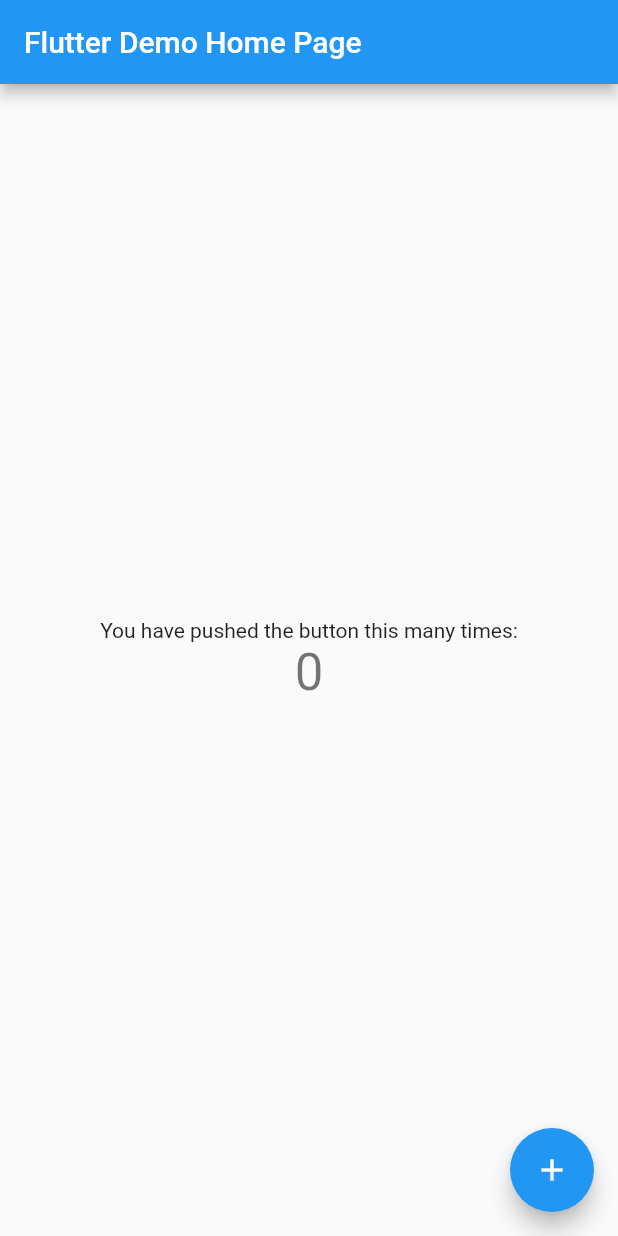
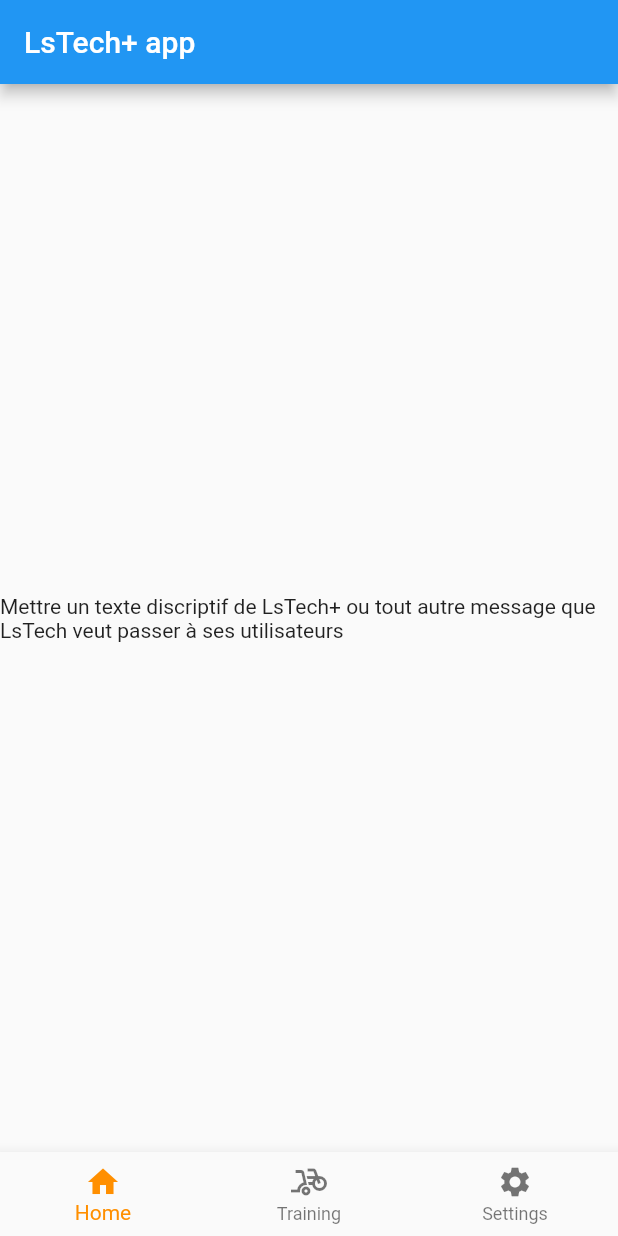
Before and after one commit to lilag-dawg/lstech_app_v2, a Flutter app: the screen it shows after launch, on a phone screen of 412 x 824 dp. Run offline on Flutter 3.47's test engine with Material 2 defaults, Android fonts, the phone set to English and light mode, and no system bars.

Commit message:
navigation template done

```diff
--- a/lstech_app/lib/main.dart
+++ b/lstech_app/lib/main.dart
@@ -1,4 +1,5 @@
 import 'package:flutter/material.dart';
+import 'package:lstech_app/screens/navigationScreen.dart';
 
 void main() {
   runApp(MyApp());
@@ -9,109 +10,8 @@ class MyApp extends StatelessWidget {
   @override
   Widget build(BuildContext context) {
     return MaterialApp(
-      title: 'Flutter Demo',
-      theme: ThemeData(
-        // This is the theme of your application.
-        //
-        // Try running your application with "flutter run". You'll see the
-        // application has a blue toolbar. Then, without quitting the app, try
-        // changing the primarySwatch below to Colors.green and then invoke
-        // "hot reload" (press "r" in the console where you ran "flutter run",
-        // or simply save your changes to "hot reload" in a Flutter IDE).
-        // Notice that the counter didn't reset back to zero; the application
-        // is not restarted.
-        primarySwatch: Colors.blue,
-        // This makes the visual density adapt to the platform that you run
-        // the app on. For desktop platforms, the controls will be smaller and
-        // closer together (more dense) than on mobile platforms.
-        visualDensity: VisualDensity.adaptivePlatformDensity,
-      ),
-      home: MyHomePage(title: 'Flutter Demo Home Page'),
+      title: 'LsTech+ App',
+      home: NavigationScreen(),
     );
   }
 }
-
-class MyHomePage extends StatefulWidget {
-  MyHomePage({Key key, this.title}) : super(key: key);
-
-  // This widget is the home page of your application. It is stateful, meaning
-  // that it has a State object (defined below) that contains fields that affect
-  // how it looks.
-
-  // This class is the configuration for the state. It holds the values (in this
-  // case the title) provided by the parent (in this case the App widget) and
-  // used by the build method of the State. Fields in a Widget subclass are
-  // always marked "final".
-
-  final String title;
-
-  @override
-  _MyHomePageState createState() => _MyHomePageState();
-}
-
-class _MyHomePageState extends State<MyHomePage> {
-  int _counter = 0;
-
-  void _incrementCounter() {
-    setState(() {
-      // This call to setState tells the Flutter framework that something has
-      // changed in this State, which causes it to rerun the build method below
-      // so that the display can reflect the updated values. If we changed
-      // _counter without calling setState(), then the build method would not be
-      // called again, and so nothing would appear to happen.
-      _counter++;
-    });
-  }
-
-  @override
-  Widget build(BuildContext context) {
-    // This method is rerun every time setState is called, for instance as done
-    // by the _incrementCounter method above.
-    //
-    // The Flutter framework has been optimized to make rerunning build methods
-    // fast, so that you can just rebuild anything that needs updating rather
-    // than having to individually change instances of widgets.
-    return Scaffold(
-      appBar: AppBar(
-        // Here we take the value from the MyHomePage object that was created by
-        // the App.build method, and use it to set our appbar title.
-        title: Text(widget.title),
-      ),
-      body: Center(
-        // Center is a layout widget. It takes a single child and positions it
-        // in the middle of the parent.
-        child: Column(
-          // Column is also a layout widget. It takes a list of children and
-          // arranges them vertically. By default, it sizes itself to fit its
-          // children horizontally, and tries to be as tall as its parent.
-          //
-          // Invoke "debug painting" (press "p" in the console, choose the
-          // "Toggle Debug Paint" action from the Flutter Inspector in Android
-          // Studio, or the "Toggle Debug Paint" command in Visual Studio Code)
-          // to see the wireframe for each widget.
-          //
-          // Column has various properties to control how it sizes itself and
-          // how it positions its children. Here we use mainAxisAlignment to
-          // center the children vertically; the main axis here is the vertical
-          // axis because Columns are vertical (the cross axis would be
-          // horizontal).
-          mainAxisAlignment: MainAxisAlignment.center,
-          children: <Widget>[
-            Text(
-              'You have pushed the button this many times:',
-            ),
-            Text(
-              '$_counter',
-              style: Theme.of(context).textTheme.headline4,
-            ),
-          ],
-        ),
-      ),
-      floatingActionButton: FloatingActionButton(
-        onPressed: _incrementCounter,
-        tooltip: 'Increment',
-        child: Icon(Icons.add),
-      ), // This trailing comma makes auto-formatting nicer for build methods.
-    );
-  }
-}
--- /dev/null
+++ b/lstech_app/lib/screens/navigationScreen.dart
@@ -0,0 +1,47 @@
+import 'package:flutter/material.dart';
+import 'package:lstech_app/widgets/homeWidget.dart';
+import 'package:lstech_app/widgets/settingWidget.dart';
+import 'package:lstech_app/widgets/trainingWidget.dart';
+
+class NavigationScreen extends StatefulWidget {
+  @override
+  _NavigationScreenState createState() => _NavigationScreenState();
+}
+
+class _NavigationScreenState extends State<NavigationScreen> {
+  int _selectedIndex = 0;
+
+  List<Widget> _widgetOptions = <Widget>[
+    HomeWidget(),
+    TrainingScreen(),
+    SettingWidget(),
+  ];
+
+  void _onItemTapped(int index) {
+    setState(() {
+      _selectedIndex = index;
+    });
+  }
+
+  @override
+  Widget build(BuildContext context) {
+    return Scaffold(
+      appBar: AppBar(
+        title: Text("LsTech+ app"),
+      ),
+      body: _widgetOptions.elementAt(_selectedIndex),
+      bottomNavigationBar: BottomNavigationBar(
+        items: [
+          BottomNavigationBarItem(icon: Icon(Icons.home), label: "Home"),
+          BottomNavigationBarItem(
+              icon: Icon(Icons.bike_scooter), label: "Training"),
+          BottomNavigationBarItem(
+              icon: Icon(Icons.settings), label: "Settings"),
+        ],
+        currentIndex: _selectedIndex,
+        selectedItemColor: Colors.amber[800],
+        onTap: _onItemTapped,
+      ),
+    );
+  }
+}
--- /dev/null
+++ b/lstech_app/lib/widgets/homeWidget.dart
@@ -0,0 +1,10 @@
+import 'package:flutter/material.dart';
+
+class HomeWidget extends StatelessWidget {
+  @override
+  Widget build(BuildContext context) {
+    return Center(
+        child: Text(
+            "Mettre un texte discriptif de LsTech+ ou tout autre message que LsTech veut passer à ses utilisateurs"));
+  }
+}
```
Also changed, not shown: lstech_app/lib/screens/bluetoothManagementScreen.dart (added, +15 -0 lines), lstech_app/lib/widgets/settingWidget.dart (added, +32 -0 lines), lstech_app/lib/widgets/trainingWidget.dart (added, +32 -0 lines).
